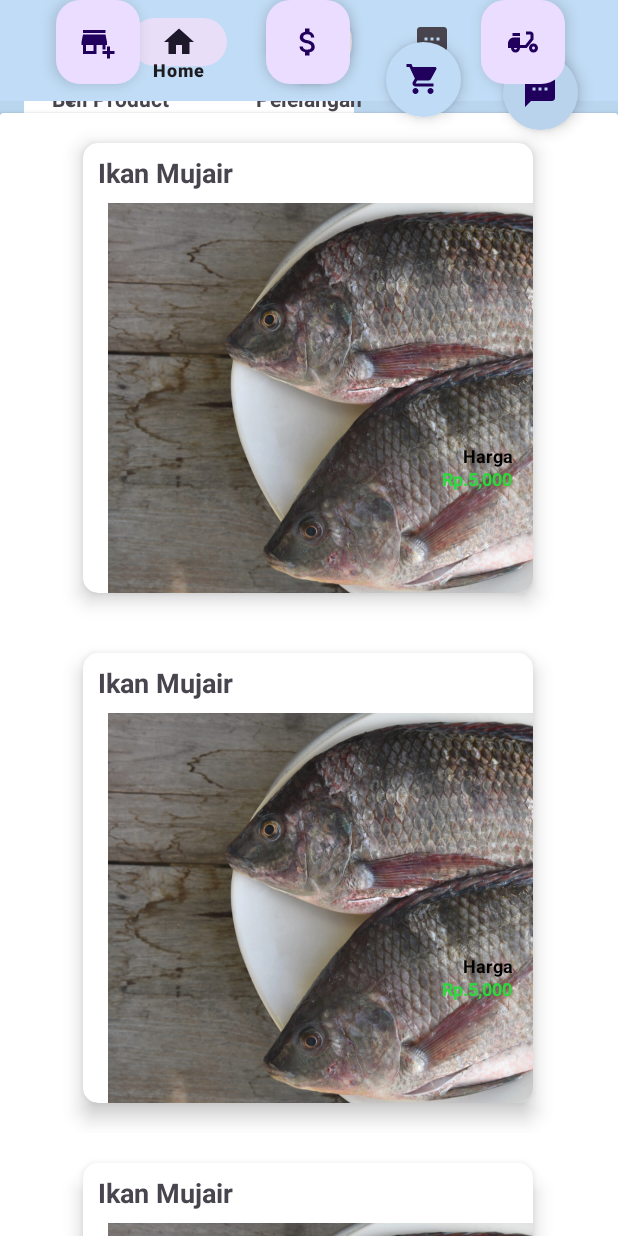
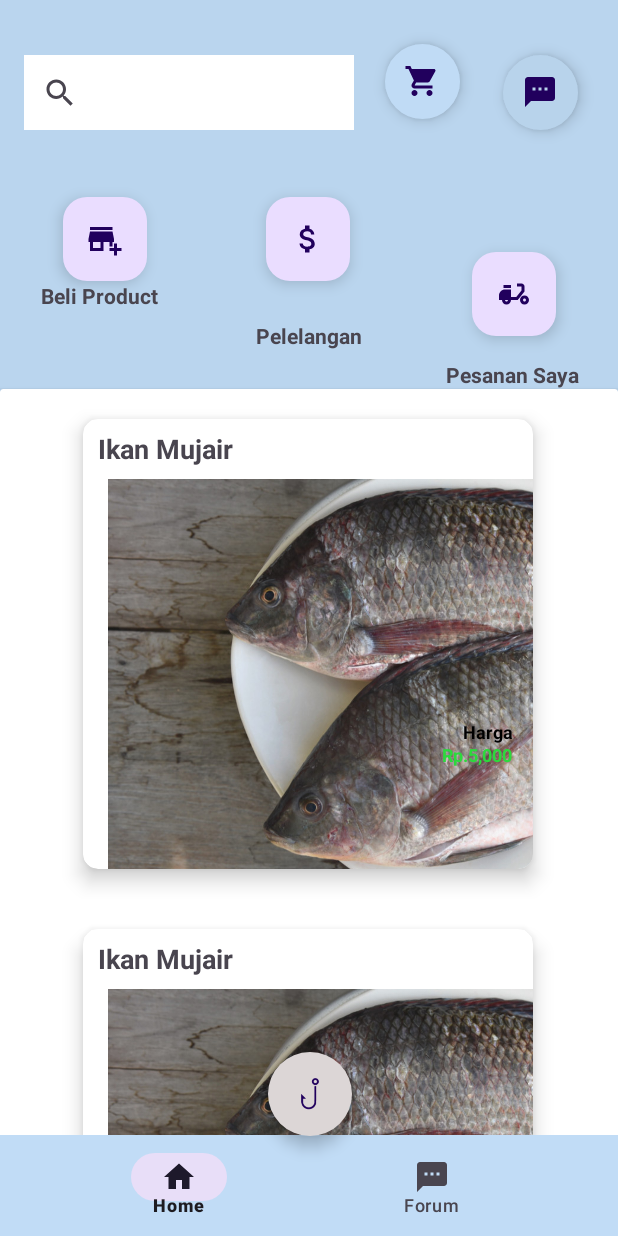
Before and after one commit to Akhdiiyat/Roufish, an Android app: the layout activity_home_screen.xml on its own in the app's theme, with its tools: preview values and no code run, on a phone screen of 412 x 824 dp. Run offline under Robolectric (Android 15) with nearby library versions, the phone set to English and light mode, and no system bars.

```diff
--- a/app/src/main/AndroidManifest.xml
+++ b/app/src/main/AndroidManifest.xml
@@ -15,6 +15,9 @@
         android:supportsRtl="true"
         android:theme="@style/Theme.Roufish"
         tools:targetApi="31">
+        <activity
+            android:name=".EditProfile"
+            android:exported="false" />
         <activity
             android:name=".home_screen"
             android:exported="false" />
--- a/app/src/main/java/com/example/roufish/HalamanProduct.java
+++ b/app/src/main/java/com/example/roufish/HalamanProduct.java
@@ -20,7 +20,7 @@ public class HalamanProduct extends AppCompatActivity {
         setContentView(R.layout.activity_halaman_product);
         RadioGroup radioGroup = findViewById(R.id.radiogroup);
         RadioButton lelang = findViewById(R.id.lelang);
-        RadioButton jual = findViewById(R.id.jual);
+        //RadioButton jual = findViewById(R.id.jual);
         Button lanjutkan = findViewById(R.id.btn_lanjutkan);
         FloatingActionButton backToMain = findViewById(R.id.backToMain);
         lelang.setOnClickListener(new View.OnClickListener() {
@@ -36,10 +36,10 @@ public class HalamanProduct extends AppCompatActivity {
                 if(lelang.isChecked()){
                     Intent lelangIntent = new Intent(HalamanProduct.this, HalamanPelelangan.class);
                     startActivity(lelangIntent);
-                } else if (jual.isChecked()) {
+                } /*else if (jual.isChecked()) {
                     Intent jualIntent = new Intent(HalamanProduct.this, Beli_Langsung.class);
                     startActivity(jualIntent);
-                }
+                }*/
             }
         });
         backToMain.setOnClickListener(new View.OnClickListener() {
--- a/app/src/main/res/layout/activity_home_screen.xml
+++ b/app/src/main/res/layout/activity_home_screen.xml
@@ -37,33 +37,9 @@
         app:shapeAppearance="@style/Widget.Material3.CircularProgressIndicator" />
 
 
-    <com.google.android.material.bottomnavigation.BottomNavigationView
-        android:id="@+id/botttom_nav_bar"
-        android:layout_width="414dp"
-        android:layout_height="67dp"
-        android:layout_gravity="bottom"
-        android:background="@color/app_theme"
-        android:paddingStart="10dp"
-        android:paddingEnd="15dp"
-        app:itemRippleColor="@color/white"
-        app:layout_constraintEnd_toEndOf="parent"
-        app:layout_constraintStart_toStartOf="parent"
-        app:menu="@menu/bottom_nav_menu"
-        tools:layout_editor_absoluteY="664dp" />
 
-    <com.google.android.material.floatingactionbutton.FloatingActionButton
-        android:id="@+id/rou"
-        android:layout_width="69dp"
-        android:layout_height="wrap_content"
-        android:layout_gravity="bottom"
-        android:clickable="true"
-        app:backgroundTint="#DCD6D6"
-        app:layout_anchor="@id/botttom_nav_bar"
-        app:layout_constraintEnd_toEndOf="@+id/botttom_nav_bar"
-        app:layout_constraintStart_toStartOf="@+id/botttom_nav_bar"
-        app:shapeAppearance="@style/Widget.Material3.CircularProgressIndicator"
-        app:srcCompat="@drawable/icn_mata_pancing"
-        tools:layout_editor_absoluteY="635dp" />
+
+
 
     <SearchView
         android:id="@+id/searchView"
@@ -88,10 +64,12 @@
         android:clickable="true"
         app:backgroundTint="#C0DBF5"
         app:fabCustomSize="50dp"
+        app:layout_constraintBottom_toTopOf="@+id/guideline4"
         app:layout_constraintEnd_toEndOf="parent"
-        app:layout_constraintHorizontal_bias="0.711"
+        app:layout_constraintHorizontal_bias="0.709"
         app:layout_constraintStart_toStartOf="parent"
         app:layout_constraintTop_toTopOf="parent"
+        app:layout_constraintVertical_bias="0.041"
         app:shapeAppearance="@style/Widget.Material3.CircularProgressIndicator"
         app:srcCompat="@drawable/icn_shopping_cart" />
 
@@ -99,45 +77,54 @@
         android:id="@+id/floatingActionButton4"
         android:layout_width="wrap_content"
         android:layout_height="wrap_content"
+        android:layout_marginTop="16dp"
         android:clickable="true"
         app:layout_constraintEnd_toEndOf="parent"
-        app:layout_constraintHorizontal_bias="0.104"
+        app:layout_constraintHorizontal_bias="0.118"
         app:layout_constraintStart_toStartOf="parent"
-        app:srcCompat="@drawable/ic_beli_product"
-        tools:layout_editor_absoluteY="102dp" />
+        app:layout_constraintTop_toTopOf="@+id/guideline4"
+        app:srcCompat="@drawable/ic_beli_product" />
 
     <com.google.android.material.floatingactionbutton.FloatingActionButton
         android:id="@+id/floatingActionButton5"
         android:layout_width="wrap_content"
         android:layout_height="wrap_content"
+        android:layout_marginTop="16dp"
         android:clickable="true"
         app:layout_constraintEnd_toEndOf="parent"
         app:layout_constraintHorizontal_bias="0.498"
         app:layout_constraintStart_toStartOf="parent"
-        app:srcCompat="@drawable/ic_pelelangan"
-        tools:layout_editor_absoluteY="102dp" />
+        app:layout_constraintTop_toTopOf="@+id/guideline4"
+
+        app:srcCompat="@drawable/ic_pelelangan" />
 
     <com.google.android.material.floatingactionbutton.FloatingActionButton
         android:id="@+id/floatingActionButton6"
         android:layout_width="wrap_content"
         android:layout_height="wrap_content"
+        android:layout_marginBottom="16dp"
         android:clickable="true"
+        app:layout_constraintBottom_toBottomOf="@+id/textView17"
         app:layout_constraintEnd_toEndOf="parent"
-        app:layout_constraintHorizontal_bias="0.901"
+        app:layout_constraintHorizontal_bias="0.884"
         app:layout_constraintStart_toStartOf="parent"
-        app:srcCompat="@drawable/ic_delivery"
-        tools:layout_editor_absoluteY="102dp" />
+        app:layout_constraintTop_toTopOf="@+id/guideline4"
+        app:layout_constraintVertical_bias="0.727"
+        app:srcCompat="@drawable/ic_delivery" />
 
     <TextView
         android:id="@+id/textView3"
         android:layout_width="wrap_content"
         android:layout_height="wrap_content"
+        android:layout_marginBottom="17dp"
         android:text="Beli Product"
         android:textStyle="bold"
+        app:layout_constraintBottom_toTopOf="@+id/cardView5"
         app:layout_constraintEnd_toEndOf="parent"
-        app:layout_constraintHorizontal_bias="0.104"
+        app:layout_constraintHorizontal_bias="0.081"
         app:layout_constraintStart_toStartOf="parent"
-        app:layout_constraintTop_toBottomOf="@+id/floatingActionButton4" />
+        app:layout_constraintTop_toBottomOf="@+id/floatingActionButton4"
+        app:layout_constraintVertical_bias="0.0" />
 
     <TextView
         android:id="@+id/textView10"
@@ -147,6 +134,7 @@
         android:textStyle="bold"
         app:layout_constraintEnd_toEndOf="parent"
         app:layout_constraintStart_toStartOf="parent"
+        app:layout_constraintBottom_toTopOf="@+id/cardView5"
         app:layout_constraintTop_toBottomOf="@+id/floatingActionButton5" />
 
     <TextView
@@ -155,24 +143,52 @@
         android:layout_height="wrap_content"
         android:text="Pesanan Saya"
         android:textStyle="bold"
+        app:layout_constraintBottom_toTopOf="@+id/cardView5"
         app:layout_constraintEnd_toEndOf="parent"
-        app:layout_constraintHorizontal_bias="0.95"
-        app:layout_constraintStart_toStartOf="parent"
-        tools:layout_editor_absoluteY="158dp" />
+        app:layout_constraintHorizontal_bias="0.919"
+        app:layout_constraintStart_toStartOf="parent" />
+
 
     <androidx.cardview.widget.CardView
+        android:id="@+id/cardView5"
         android:layout_width="match_parent"
         android:layout_height="wrap_content"
         app:layout_constraintBottom_toBottomOf="parent"
-        app:layout_constraintTop_toBottomOf="@+id/textView10"
-        app:layout_constraintVertical_bias="0.0"
-        tools:layout_editor_absoluteX="-15dp" >
+        app:layout_constraintTop_toBottomOf="@+id/textView10">
 
         <androidx.recyclerview.widget.RecyclerView
             android:layout_width="match_parent"
-            android:layout_height="match_parent"
+            android:layout_height="538dp"
             tools:listitem="@layout/item_recommendation" />
     </androidx.cardview.widget.CardView>
 
+    <com.google.android.material.bottomnavigation.BottomNavigationView
+        android:id="@+id/botttom_nav_bar"
+        android:layout_width="414dp"
+        android:layout_height="67dp"
+        android:layout_gravity="bottom"
+        android:background="@color/app_theme"
+        android:paddingStart="10dp"
+        android:paddingEnd="15dp"
+        app:itemRippleColor="@color/white"
+        app:layout_constraintBottom_toBottomOf="parent"
+        app:layout_constraintEnd_toEndOf="parent"
+        app:layout_constraintStart_toStartOf="parent"
+        app:menu="@menu/bottom_nav_menu" />
+    <com.google.android.material.floatingactionbutton.FloatingActionButton
+        android:id="@+id/rou"
+        android:layout_width="69dp"
+        android:layout_height="wrap_content"
+        android:layout_gravity="bottom"
+        android:layout_marginBottom="40dp"
+        android:clickable="true"
+        app:backgroundTint="#DCD6D6"
+        app:layout_anchor="@id/botttom_nav_bar"
+        app:layout_constraintBottom_toBottomOf="@+id/cardView5"
+        app:layout_constraintEnd_toEndOf="@+id/botttom_nav_bar"
+        app:layout_constraintStart_toStartOf="@+id/botttom_nav_bar"
+        app:shapeAppearance="@style/Widget.Material3.CircularProgressIndicator"
+        app:srcCompat="@drawable/icn_mata_pancing" />
+
 
 </androidx.constraintlayout.widget.ConstraintLayout>
```
Also changed, not shown: app/src/main/java/com/example/roufish/EditProfile.java (added, +115 -0 lines), app/src/main/java/com/example/roufish/activities/login.java (+7 -1 lines), app/src/main/java/com/example/roufish/profile.java (+11 -2 lines), app/src/main/java/com/example/roufish/register.java (+36 -32 lines), app/src/main/res/layout/activity_edit_profile.xml (added, +67 -0 lines).
